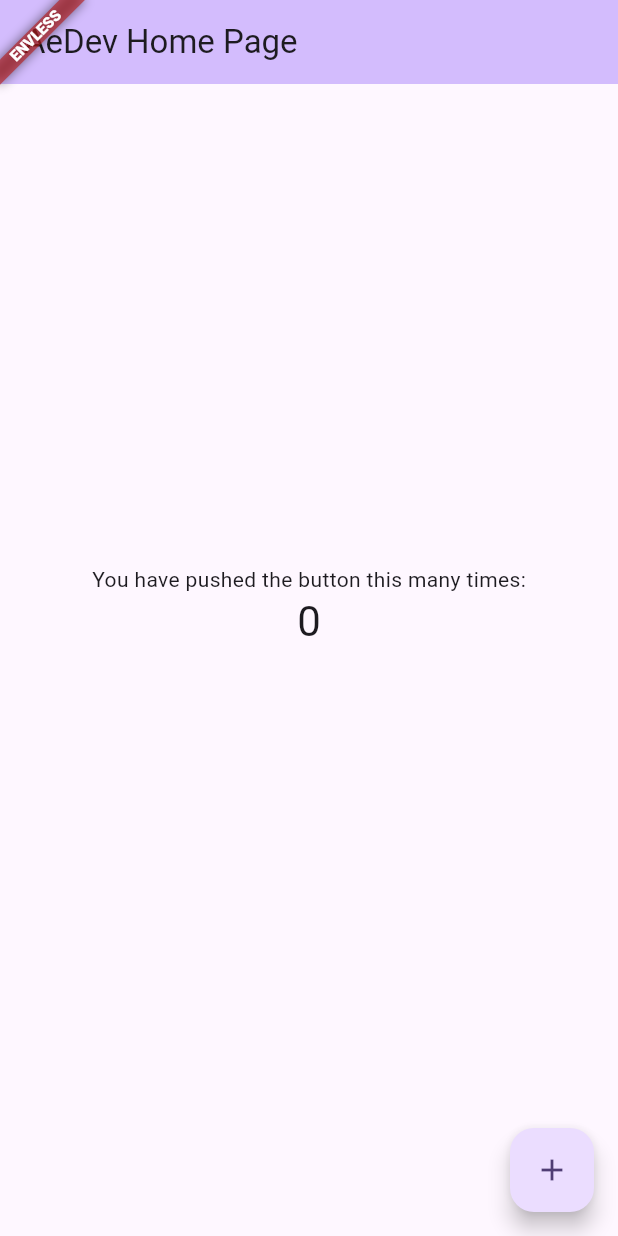
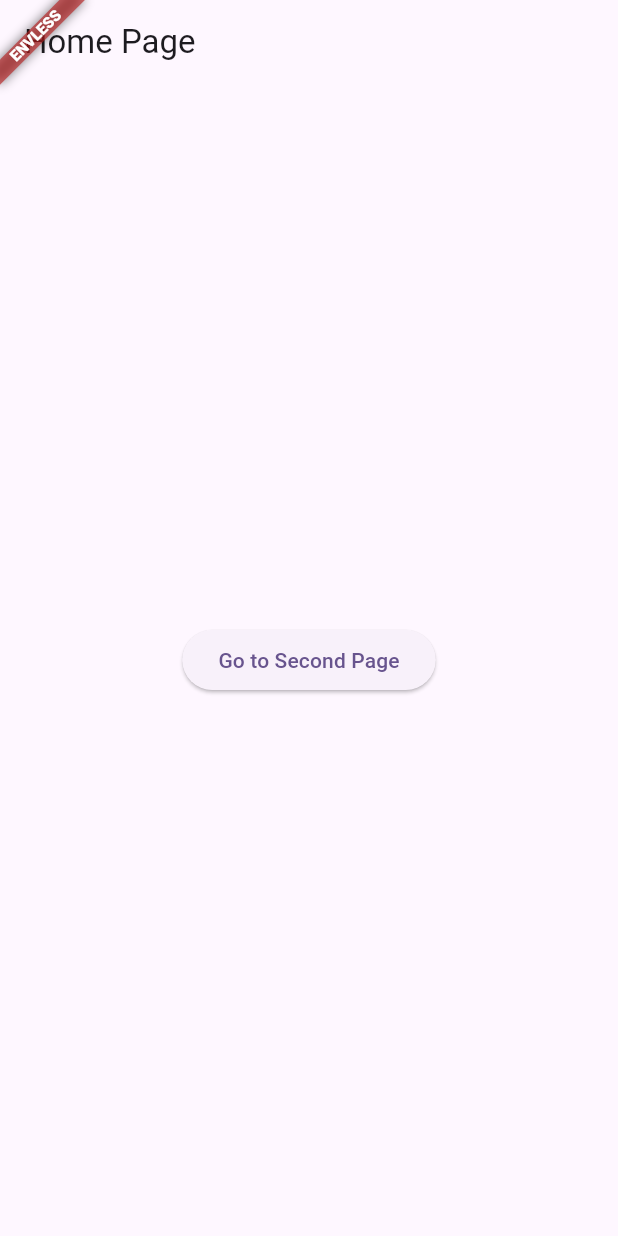
Before and after one commit to quangsuong/flutter_skeleton, a Flutter app: the screen it shows after launch, on a phone screen of 412 x 824 dp. Run offline on Flutter 3.47's test engine with Material 3 defaults, Android fonts, the phone set to English and light mode, and no system bars; our stand-ins replace firebase_core, firebase_messaging, flutter_local_notifications, shared_preferences; accounts and stored records are empty.

```diff
--- a/lib/main.dart
+++ b/lib/main.dart
@@ -2,6 +2,7 @@ import 'package:firebase_core/firebase_core.dart';
 import 'package:firebase_messaging/firebase_messaging.dart';
 import 'package:flutter/material.dart';
 import 'package:flutter_skeleton/constants/env.dart';
+import 'package:flutter_skeleton/view/screens/splash/splash_screen.dart';
 
 import 'firebase_options.dart';
 import 'push_notification_service.dart';
@@ -43,103 +44,7 @@ class MyApp extends StatelessWidget {
                   child: child,
                 )
           : child!,
-      home: const MyHomePage(title: 'AeDev Home Page'),
+      home: const SplashScreen(),
     );
   }
 }
-
-class MyHomePage extends StatefulWidget {
-  const MyHomePage({super.key, required this.title});
-
-  // This widget is the home page of your application. It is stateful, meaning
-  // that it has a State object (defined below) that contains fields that affect
-  // how it looks.
-
-  // This class is the configuration for the state. It holds the values (in this
-  // case the title) provided by the parent (in this case the App widget) and
-  // used by the build method of the State. Fields in a Widget subclass are
-  // always marked "final".
-
-  final String title;
-
-  @override
-  State<MyHomePage> createState() => _MyHomePageState();
-}
-
-class _MyHomePageState extends State<MyHomePage> {
-  int _counter = 0;
-
-  void _incrementCounter() {
-    setState(() {
-      // This call to setState tells the Flutter framework that something has
-      // changed in this State, which causes it to rerun the build method below
-      // so that the display can reflect the updated values. If we changed
-      // _counter without calling setState(), then the build method would not be
-      // called again, and so nothing would appear to happen.
-      _counter++;
-    });
-  }
-
-  @override
-  Widget build(BuildContext context) {
-    // This method is rerun every time setState is called, for instance as done
-    // by the _incrementCounter method above.
-    //
-    // The Flutter framework has been optimized to make rerunning build methods
-    // fast, so that you can just rebuild anything that needs updating rather
-    // than having to individually change instances of widgets.
-    return Scaffold(
-      appBar: AppBar(
-        // TRY THIS: Try changing the color here to a specific color (to
-        // Colors.amber, perhaps?) and trigger a hot reload to see the AppBar
-        // change color while the other colors stay the same.
-        backgroundColor: Theme.of(context).colorScheme.inversePrimary,
-        // Here we take the value from the MyHomePage object that was created by
-        // the App.build method, and use it to set our appbar title.
-        title: Text(widget.title),
-      ),
-      body: Center(
-        // Center is a layout widget. It takes a single child and positions it
-        // in the middle of the parent.
-        child: Column(
-          // Column is also a layout widget. It takes a list of children and
-          // arranges them vertically. By default, it sizes itself to fit its
-          // children horizontally, and tries to be as tall as its parent.
-          //
-          // Column has various properties to control how it sizes itself and
-          // how it positions its children. Here we use mainAxisAlignment to
-          // center the children vertically; the main axis here is the vertical
-          // axis because Columns are vertical (the cross axis would be
-          // horizontal).
-          //
-          // TRY THIS: Invoke "debug painting" (choose the "Toggle Debug Paint"
-          // action in the IDE, or press "p" in the console), to see the
-          // wireframe for each widget.
-          mainAxisAlignment: MainAxisAlignment.center,
-          children: <Widget>[
-            const Text(
-              'You have pushed the button this many times:',
-            ),
-            Text(
-              '$_counter',
-              style: Theme.of(context).textTheme.headlineMedium,
-            ),
-            Text(
-              Env.name,
-              style: Theme.of(context).textTheme.headlineMedium,
-            ),
-            Text(
-              Env.baseUrl,
-              style: Theme.of(context).textTheme.headlineMedium,
-            )
-          ],
-        ),
-      ),
-      floatingActionButton: FloatingActionButton(
-        onPressed: _incrementCounter,
-        tooltip: 'Increment',
-        child: const Icon(Icons.add),
-      ), // This trailing comma makes auto-formatting nicer for build methods.
-    );
-  }
-}
--- /dev/null
+++ b/lib/view/screens/detail/detail_screen.dart
@@ -0,0 +1,22 @@
+import 'package:flutter/material.dart';
+
+class DetailScreen extends StatelessWidget {
+  const DetailScreen({super.key});
+
+  @override
+  Widget build(BuildContext context) {
+    return Scaffold(
+      appBar: AppBar(
+        title: const Text('Detail Page'),
+      ),
+      body: Center(
+        child: ElevatedButton(
+          onPressed: () {
+            Navigator.pop(context);
+          },
+          child: const Text('Go to Home Page'),
+        ),
+      ),
+    );
+  }
+}
--- /dev/null
+++ b/lib/view/screens/home/home_page_screen.dart
@@ -0,0 +1,28 @@
+import 'package:flutter/material.dart';
+import 'package:flutter_skeleton/view/screens/detail/detail_screen.dart';
+
+class HomePage extends StatelessWidget {
+  const HomePage({super.key});
+
+  @override
+  Widget build(BuildContext context) {
+    return Scaffold(
+      appBar: AppBar(
+        title: const Text('Home Page'),
+      ),
+      body: Center(
+        child: ElevatedButton(
+          onPressed: () {
+            Navigator.push(
+              context,
+              MaterialPageRoute(
+                builder: (context) => const DetailScreen(),
+              ),
+            );
+          },
+          child: const Text('Go to Second Page'),
+        ),
+      ),
+    );
+  }
+}
```
Also changed, not shown: lib/core/utils/my_color.dart (added, +55 -0 lines), lib/core/utils/my_images.dart (added, +21 -0 lines), lib/view/screens/splash/splash_screen.dart (added, +63 -0 lines), 2 other files.
